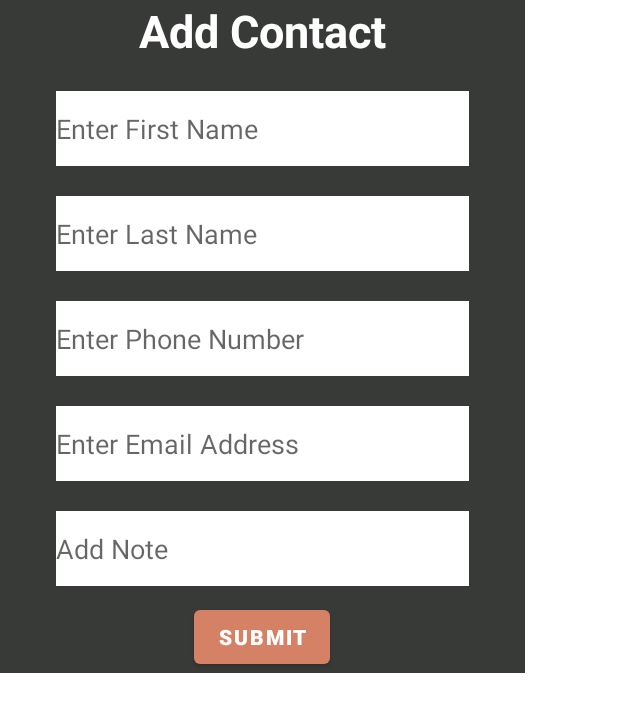
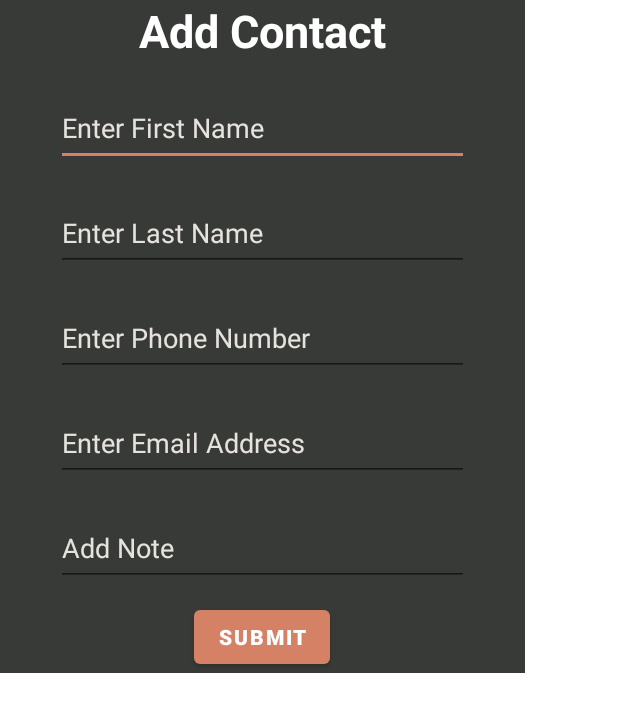
Before and after one commit to A-coderr/FinalProject, an Android app: the layout add_alert_dialog.xml on its own in the app's theme, with its tools: preview values and no code run, on a phone screen of 412 x 824 dp. Shown: the top 712 px of the screen. Run offline under Robolectric (Android 15) with nearby library versions, the phone set to English and light mode, and no system bars.

Commit message:
Added Dark Theme Mode

```diff
--- a/app/src/main/java/com/example/ak_lg_sa_finalproject/AboutActivity.java
+++ b/app/src/main/java/com/example/ak_lg_sa_finalproject/AboutActivity.java
@@ -42,7 +42,7 @@ public class AboutActivity extends AppCompatActivity {
     }
 
     /**
-     * this method determine with option of the menu is selected
+     * this method determine which option of the menu is selected
      * @param item
      * @return selected item
      */
--- a/app/src/main/res/layout-land/add_alert_dialog.xml
+++ b/app/src/main/res/layout-land/add_alert_dialog.xml
@@ -22,7 +22,7 @@
                 android:layout_height="50dp"
                 android:layout_marginLeft="20dp"
                 android:layout_marginTop="20dp"
-            android:background="#FFFFFF"
+                android:textColorHint="@color/light_cream"
                 android:hint="@string/enter_first_name"
                 android:inputType="text" />
 
@@ -32,7 +32,7 @@
                 android:layout_height="50dp"
                 android:layout_marginLeft="20dp"
                 android:layout_marginTop="20dp"
-            android:background="#FFFFFF"
+                android:textColorHint="@color/light_cream"
                 android:hint="@string/enter_last_name"
                 android:inputType="text" />
 
@@ -47,7 +47,7 @@
                 android:layout_height="50dp"
                 android:layout_marginLeft="20dp"
                 android:layout_marginTop="20dp"
-            android:background="#FFFFFF"
+                android:textColorHint="@color/light_cream"
                 android:hint="@string/enter_phone_number"
                 android:inputType="number" />
 
@@ -57,7 +57,7 @@
                 android:layout_height="50dp"
                 android:layout_marginLeft="20dp"
                 android:layout_marginTop="20dp"
-            android:background="#FFFFFF"
+                android:textColorHint="@color/light_cream"
                 android:hint="@string/enter_email_address"
                 android:inputType="text" />
 
@@ -72,7 +72,7 @@
                 android:layout_marginLeft="20dp"
                 android:layout_marginTop="20dp"
                 android:layout_marginBottom="20dp"
-            android:background="#FFFFFF"
+                android:textColorHint="@color/light_cream"
                 android:hint="@string/add_note"
                 android:inputType="textMultiLine" />
 
@@ -89,5 +89,4 @@
     </TableRow>
 
 
-
 </TableLayout>
--- a/app/src/main/res/layout/add_alert_dialog.xml
+++ b/app/src/main/res/layout/add_alert_dialog.xml
@@ -20,7 +20,7 @@
             android:layout_height="50dp"
             android:layout_gravity="center"
             android:layout_marginTop="20dp"
-        android:background="#FFFFFF"
+            android:textColorHint="@color/light_cream"
             android:hint="@string/enter_first_name"
             android:inputType="text" />
 
@@ -30,8 +30,8 @@
             android:layout_height="50dp"
             android:layout_gravity="center"
             android:layout_marginTop="20dp"
-        android:background="#FFFFFF"
             android:hint="@string/enter_last_name"
+            android:textColorHint="@color/light_cream"
             android:inputType="text" />
 
     <EditText
@@ -40,8 +40,8 @@
             android:layout_height="50dp"
             android:layout_gravity="center"
             android:layout_marginTop="20dp"
-        android:background="#FFFFFF"
             android:hint="@string/enter_phone_number"
+            android:textColorHint="@color/light_cream"
             android:inputType="number" />
 
     <EditText
@@ -50,7 +50,7 @@
             android:layout_height="50dp"
             android:layout_gravity="center"
             android:layout_marginTop="20dp"
-        android:background="#FFFFFF"
+            android:textColorHint="@color/light_cream"
             android:hint="@string/enter_email_address"
             android:inputType="text" />
 
@@ -60,7 +60,7 @@
             android:layout_height="50dp"
             android:layout_gravity="center"
             android:layout_marginTop="20dp"
-        android:background="#FFFFFF"
+            android:textColorHint="@color/light_cream"
             android:hint="@string/add_note"
             android:inputType="textMultiLine" />
 
--- a/app/src/main/res/values-night/themes.xml
+++ b/app/src/main/res/values-night/themes.xml
@@ -2,13 +2,13 @@
     <!-- Base application theme. -->
     <style name="Theme.AK_LG_SA_FinalProject" parent="Theme.MaterialComponents.DayNight.DarkActionBar">
         <!-- Primary brand color. -->
-        <item name="colorPrimary">@color/purple_200</item>
-        <item name="colorPrimaryVariant">@color/purple_700</item>
+        <item name="colorPrimary">@color/faded_orange</item>
+        <item name="colorPrimaryVariant">@color/dark_gray</item>
         <item name="colorOnPrimary">@color/black</item>
         <!-- Secondary brand color. -->
-        <item name="colorSecondary">@color/teal_200</item>
-        <item name="colorSecondaryVariant">@color/teal_200</item>
-        <item name="colorOnSecondary">@color/black</item>
+        <item name="colorSecondary">@color/faded_orange</item>
+        <item name="colorSecondaryVariant">@color/light_cream</item>
+        <item name="colorOnSecondary">@color/white</item>
         <!-- Status bar color. -->
         <item name="android:statusBarColor" tools:targetApi="l">?attr/colorPrimaryVariant</item>
         <!-- Customize your theme here. -->
--- a/app/src/main/res/values/strings.xml
+++ b/app/src/main/res/values/strings.xml
@@ -1,10 +1,8 @@
 <resources>
-    <string name="app_name">AK_LG_SA_FinalProject</string>
+    <string name="app_name">Contacts App</string>
 
     <string name="welcome_message">Welcome!</string>
-    <string name="description">Make a collection of your family and friends contact information,
-        add pictures and notes and a lot more!</string>
-
+    <string name="description">Make a collection of your family and friends contact information, notes and a lot more!</string>
     <string name="delete">Delete</string>
     <string name="update">Update</string>
     <string name="contact_details">Contact Details</string>
--- a/app/src/main/res/values/themes.xml
+++ b/app/src/main/res/values/themes.xml
@@ -23,5 +23,4 @@
         <item name="android:textStyle">bold</item>
     </style>
 
-
 </resources>
```
Lines whose indentation alone changed are shown as unchanged.
